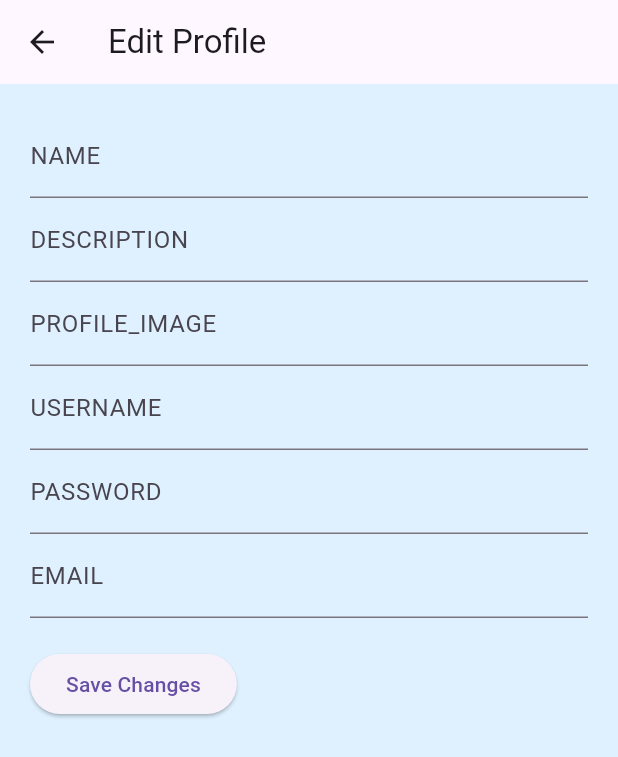
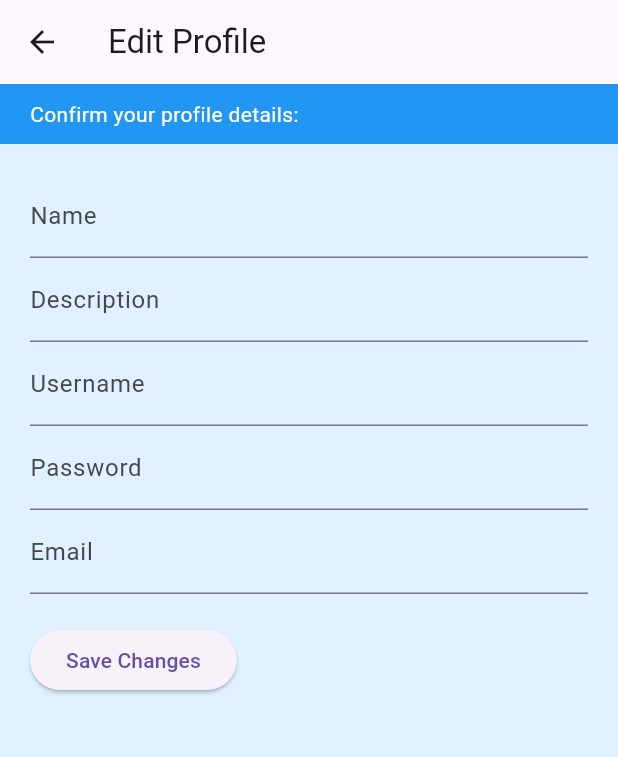
Before and after one commit to cfirnkoess1/WorkoutApp, a Flutter app: the EditProfilePage screen opened directly with empty values, on a phone screen of 412 x 824 dp. Shown: the top 757 px of the screen. Run offline on Flutter 3.47's test engine with Material 3 defaults, Android fonts, the light colour scheme and no system bars; our stand-ins replace table_calendar.

Commit message:
Profile page fix

```diff
--- a/lib/edit_profile.dart
+++ b/lib/edit_profile.dart
@@ -1,5 +1,4 @@
 import 'dart:convert';
-
 import 'package:flutter/material.dart';
 import 'package:http/http.dart' as http;
 
@@ -30,7 +29,6 @@ class _EditProfilePageState extends State<EditProfilePage> {
 
     // Print the request body for debugging
     print('Request Body:');
-   // print('userID: ${widget.userID}');
     print('name: $newName');
     print('description: $newDescription');
     print('profileImage: $newProfileImage');
@@ -47,7 +45,6 @@ request.headers.addAll({
         'Content-Type': 'application/json',
       });
       request.body = json.encode({
-  //'ID': widget.userID,
         'name': newName,
         'description': newDescription,
         'profileImage': newProfileImage,
@@ -83,47 +80,59 @@ print('Body: ${request.body}');
       appBar: AppBar(
         title: Text('Edit Profile'),
       ),
-      body: Padding(
+      body: Column(
+        crossAxisAlignment: CrossAxisAlignment.stretch,
+        children: [
+          Container(
+            padding: EdgeInsets.symmetric(horizontal: 20, vertical: 10),
+            color: Colors.blue,
+            child: Text(
+              'Confirm your profile details:',
+              style: TextStyle(color: Colors.white),
+            ),
+          ),
+          Expanded(
+            child: Padding(
               padding: EdgeInsets.all(20.0),
               child: Column(
                 crossAxisAlignment: CrossAxisAlignment.start,
                 children: [
                   TextField(
                     controller: _nameController,
-              decoration: InputDecoration(labelText: 'NAME'),
+                    decoration: InputDecoration(labelText: 'Name'),
                   ),
                   TextField(
                     controller: _descriptionController,
-              decoration: InputDecoration(labelText: 'DESCRIPTION'),
-            ),
-            TextField(
-              controller: _profileImageController,
-              decoration: InputDecoration(labelText: 'PROFILE_IMAGE'),
+                    decoration: InputDecoration(labelText: 'Description'),
                   ),
                   TextField(
                     controller: _usernameController,
-              decoration: InputDecoration(labelText: 'USERNAME'),
+                    decoration: InputDecoration(labelText: 'Username'),
                   ),
                   TextField(
                     controller: _passwordController,
-              decoration: InputDecoration(labelText: 'PASSWORD'),
+                    decoration: InputDecoration(labelText: 'Password'),
                     obscureText: true,
                   ),
                   TextField(
                     controller: _emailController,
-              decoration: InputDecoration(labelText: 'EMAIL'),
+                    decoration: InputDecoration(labelText: 'Email'),
                   ),
                   SizedBox(height: 20),
                   ElevatedButton(
                     onPressed: () {
                       // Handle form submission
                       _updateProfile();
+
                     },
                     child: Text('Save Changes'),
                   ),
                 ],
               ),
             ),
+          ),
+        ],
+      ),
     );
   }
 }
```
Also changed, not shown: lib/profile_page.dart (+51 -11 lines). Lines whose indentation alone changed are shown as unchanged.
